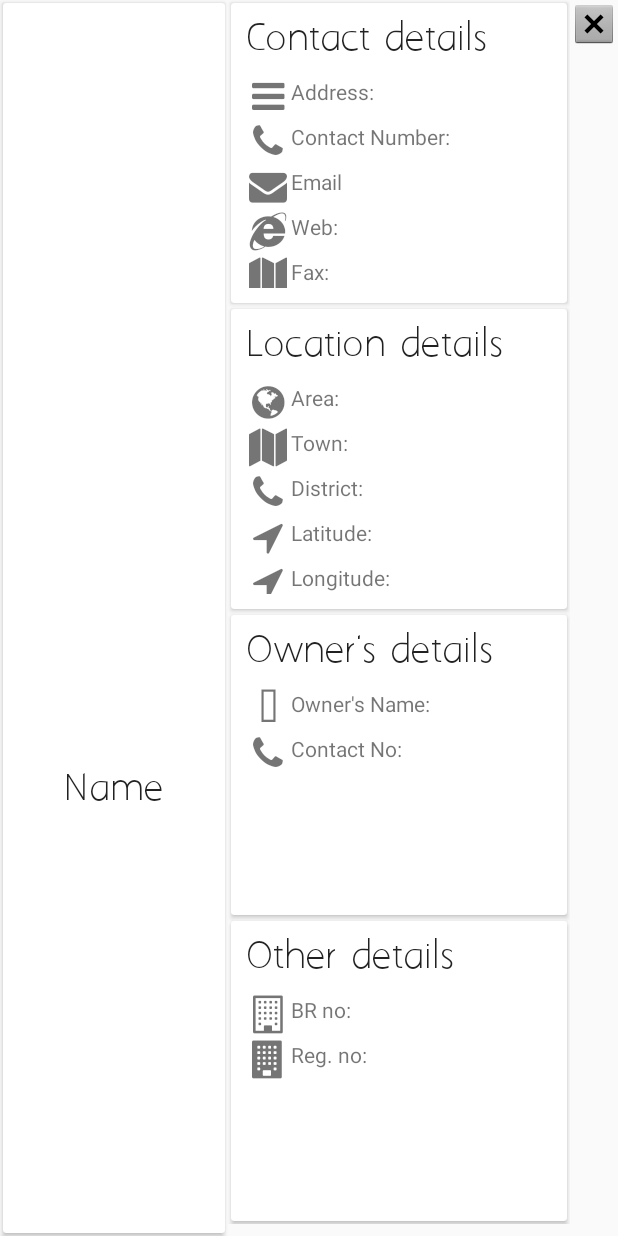
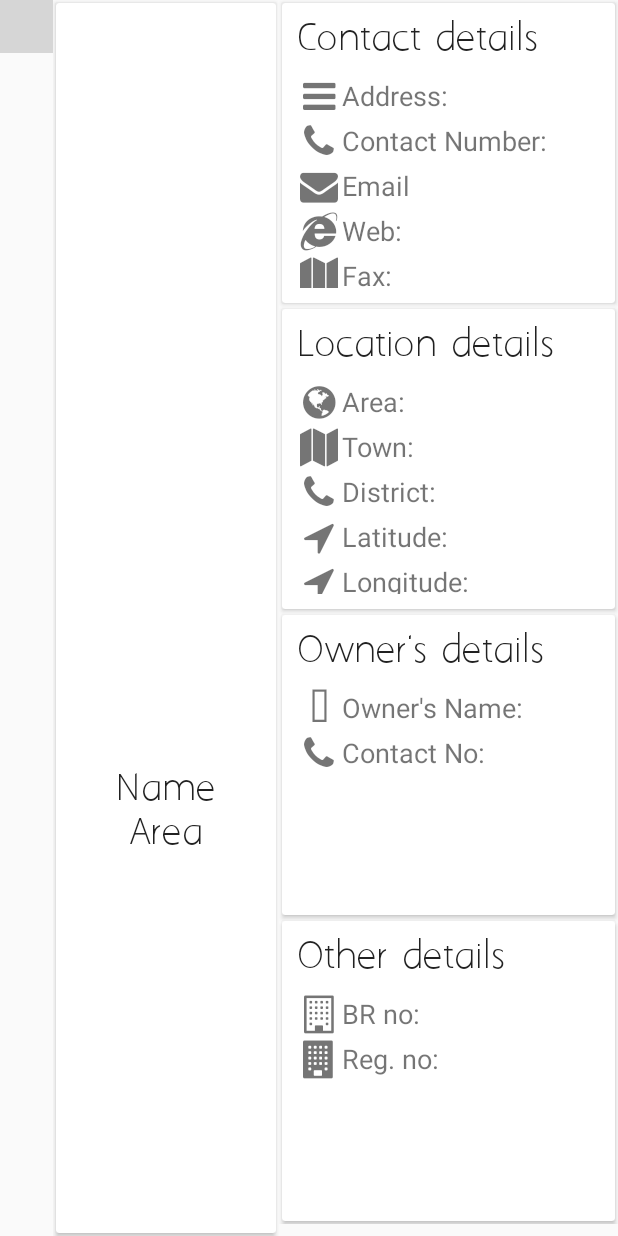
Before and after one commit to eMergeSolutionsGitHub/ChannelBridge, an Android app: the layout dialogbox_customer_details.xml on its own in the app's theme, with its tools: preview values and no code run, on a phone screen of 412 x 824 dp. Run offline under Robolectric (Android 15) with nearby library versions, the phone set to English and light mode, and no system bars; plain views replace CircularImageView; grey boxes are pictures that could not be loaded.

Commit message:
Dialog fragment 2017.01.10

```diff
--- a/app/src/main/AndroidManifest.xml
+++ b/app/src/main/AndroidManifest.xml
@@ -5,7 +5,6 @@
     <application
         android:allowBackup="true"
         android:largeHeap="true"
-        android:icon="@mipmap/ic_launcher"
         android:label="@string/app_name"
         android:supportsRtl="true"
         android:theme="@style/AppTheme">
--- a/app/src/main/java/emerge/lk/channelbridge/Layout/Dashboard.java
+++ b/app/src/main/java/emerge/lk/channelbridge/Layout/Dashboard.java
@@ -3,6 +3,7 @@ package emerge.lk.channelbridge.Layout;
 import android.app.Activity;
 
 import android.os.Bundle;
+import android.support.v4.app.FragmentManager;
 import android.widget.Button;
 import android.widget.TextView;
 
@@ -65,6 +66,8 @@ public class Dashboard extends Activity implements DatePickerDialog.OnDateSetLis
         DateFormat dateFormat = new SimpleDateFormat("yyyy/MM/dd");
         Date date = new Date();
         textView_channelbridge_date.setText("Appointment Date: " + dateFormat.format(date));
+
+
 
 
         ArrayList<BarEntry> entries = new ArrayList<>();
--- a/app/src/main/res/layout/dialogbox_customer_details.xml
+++ b/app/src/main/res/layout/dialogbox_customer_details.xml
@@ -1,11 +1,24 @@
 <?xml version="1.0" encoding="utf-8"?>
-<LinearLayout xmlns:android="http://schemas.android.com/apk/res/android"
+<FrameLayout xmlns:android="http://schemas.android.com/apk/res/android"
     xmlns:card_view="http://schemas.android.com/apk/res-auto"
     android:layout_width="match_parent"
     android:layout_height="match_parent"
-    xmlns:app="http://schemas.android.com/tools"
+    xmlns:app="http://schemas.android.com/tools">
+
+    <LinearLayout
+        android:layout_width="match_parent"
+        android:layout_height="match_parent"
         android:orientation="horizontal"
         android:weightSum="5">
+
+        <ImageView
+            android:id="@+id/imgView_dialogbox_close"
+            android:layout_width="35dp"
+            android:layout_height="35dp"
+            android:layout_gravity="left|top"
+            android:clickable="true"
+            android:src="@drawable/close_btn2" />
+
 
         <LinearLayout
             android:layout_width="0dp"
@@ -46,6 +59,16 @@
                         android:gravity="center"
                         android:layout_below="@id/imgView_dialogbox_customer"
                         android:text="Name"
+                        android:textAppearance="?android:attr/textAppearanceLarge"/>
+
+
+                    <emerge.lk.channelbridge.Font.FontTitle
+                        android:id="@+id/dialogbox_customer_area"
+                        android:layout_width="match_parent"
+                        android:layout_height="wrap_content"
+                        android:gravity="center"
+                        android:layout_below="@id/dialogbox_customer_name"
+                        android:text="Area"
                         android:textAppearance="?android:attr/textAppearanceLarge"/>
 
                 </RelativeLayout>
@@ -110,6 +133,7 @@
                                 android:layout_width="wrap_content"
                                 android:layout_height="wrap_content"
                                 android:id="@+id/dialog_tvAddress"
+                                android:textSize="18sp"
                                 android:layout_toRightOf="@id/textView9"
                                 android:layout_alignTop="@id/textView9"
                                 android:text="Address:"/>
@@ -129,6 +153,7 @@
                                 android:layout_width="wrap_content"
                                 android:layout_height="wrap_content"
                                 android:id="@+id/dialog_tvPhone"
+                                android:textSize="18sp"
                                 android:layout_toRightOf="@id/textView10"
                                 android:layout_alignTop="@id/textView10"
                                 android:text="Contact Number:"/>
@@ -147,6 +172,7 @@
                                 android:layout_width="wrap_content"
                                 android:layout_height="wrap_content"
                                 android:id="@+id/dialog_tvEmail"
+                                android:textSize="18sp"
                                 android:layout_toRightOf="@id/textView11"
                                 android:layout_alignTop="@id/textView11"
                                 android:text="Email"/>
@@ -165,6 +191,7 @@
                                 android:layout_width="wrap_content"
                                 android:layout_height="wrap_content"
                                 android:id="@+id/dialog_tvWeb"
+                                android:textSize="18sp"
                                 android:layout_toRightOf="@id/textView12"
                                 android:layout_alignTop="@id/textView12"
                                 android:text="Web:"/>
@@ -183,6 +210,7 @@
                                 android:layout_width="wrap_content"
                                 android:layout_height="wrap_content"
                                 android:id="@+id/dialog_tvFax"
+                                android:textSize="18sp"
                                 android:layout_toRightOf="@id/textView13"
                                 android:layout_alignTop="@id/textView13"
                                 android:text="Fax:"/>
@@ -228,6 +256,7 @@
                             <TextView
                                 android:layout_width="wrap_content"
                                 android:layout_height="wrap_content"
+                                android:textSize="18sp"
                                 android:id="@+id/dialog_tvArea"
                                 android:layout_toRightOf="@id/textView14"
                                 android:layout_alignTop="@id/textView14"
@@ -248,6 +277,7 @@
                                 android:layout_width="wrap_content"
                                 android:layout_height="wrap_content"
                                 android:id="@+id/dialog_tvTown"
+                                android:textSize="18sp"
                                 android:layout_toRightOf="@id/textView15"
                                 android:layout_alignTop="@id/textView15"
                                 android:text="Town:"/>
@@ -266,6 +296,7 @@
                                 android:layout_width="wrap_content"
                                 android:layout_height="wrap_content"
                                 android:id="@+id/dialog_tvDistrict"
+                                android:textSize="18sp"
                                 android:layout_toRightOf="@id/textView16"
                                 android:layout_alignTop="@id/textView16"
                                 android:text="District:"/>
@@ -288,6 +319,7 @@
                                 android:layout_width="wrap_content"
                                 android:layout_height="wrap_content"
                                 android:id="@+id/dialog_tvLat"
+                                android:textSize="18sp"
                                 android:layout_toRightOf="@id/textView17"
                                 android:layout_alignTop="@id/textView17"
                                 android:text="Latitude:"/>
@@ -309,11 +341,11 @@
                                 android:layout_width="wrap_content"
                                 android:layout_height="wrap_content"
                                 android:id="@+id/dialog_tvLongitude"
-                            android:layout_toRightOf="@id/textView18"
-                            android:layout_alignTop="@id/textView18"
-                            android:text="Longitude:"/>
-
-
+                                android:text="Longitude:"
+                                android:textSize="18sp"
+                                android:layout_below="@+id/textView17"
+                                android:layout_toRightOf="@+id/textView17"
+                                android:layout_toEndOf="@+id/textView17" />
 
 
                         </RelativeLayout>
@@ -359,6 +391,7 @@
                                 android:layout_width="wrap_content"
                                 android:layout_height="wrap_content"
                                 android:id="@+id/dialog_Own_name"
+                                android:textSize="18sp"
                                 android:layout_toRightOf="@id/textView19"
                                 android:layout_alignTop="@id/textView19"
                                 android:text="Owner's Name:"/>
@@ -378,6 +411,7 @@
                                 android:layout_width="wrap_content"
                                 android:layout_height="wrap_content"
                                 android:id="@+id/dialog_Own_No"
+                                android:textSize="18sp"
                                 android:layout_toRightOf="@id/textView20"
                                 android:layout_alignTop="@id/textView20"
                                 android:text="Contact No:"/>
@@ -426,6 +460,7 @@
                                 android:layout_width="wrap_content"
                                 android:layout_height="wrap_content"
                                 android:id="@+id/dialog_brNo"
+                                android:textSize="18sp"
                                 android:layout_toRightOf="@id/textView21"
                                 android:layout_alignTop="@id/textView21"
                                 android:text="BR no:"/>
@@ -446,6 +481,7 @@
                                 android:layout_height="wrap_content"
                                 android:id="@+id/dialog_regNo"
                                 android:text="Reg. no:"
+                                android:textSize="18sp"
                                 android:layout_below="@+id/textView21"
                                 android:layout_toRightOf="@+id/textView21"
                                 android:layout_toEndOf="@+id/textView21" />
@@ -463,12 +499,7 @@
 
         </LinearLayout>
 
-    <ImageView
-        android:id="@+id/imgView_dialogbox_close"
-        android:layout_width="wrap_content"
-        android:layout_height="wrap_content"
-        android:layout_gravity="top|right"
-        android:clickable="true"
-        android:src="@android:drawable/btn_dialog" />
 
     </LinearLayout>
+
+</FrameLayout>
```
Also changed, not shown: app/src/main/java/emerge/lk/channelbridge/Adapters/ItineraryCustomersAdapter.java (+11 -20 lines), app/src/main/java/emerge/lk/channelbridge/Dialog/CustomerDialog.java (added, +81 -0 lines), app/src/main/java/emerge/lk/channelbridge/Layout/Itinerary.java (+11 -1 lines). Lines whose indentation alone changed are shown as unchanged.
